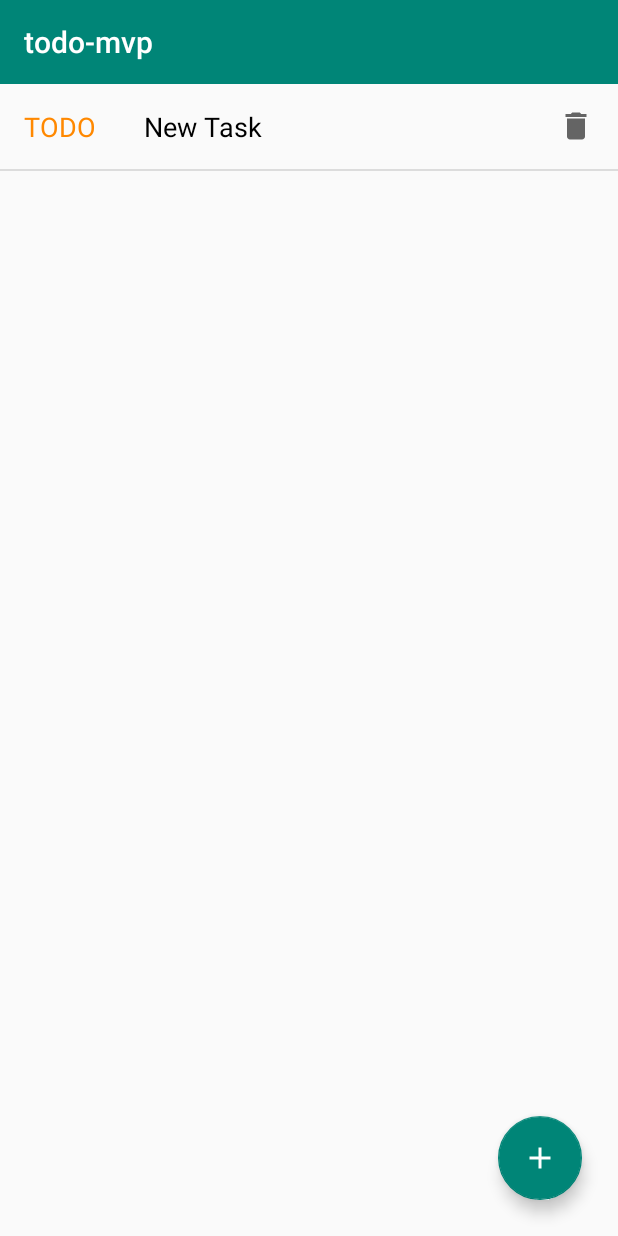
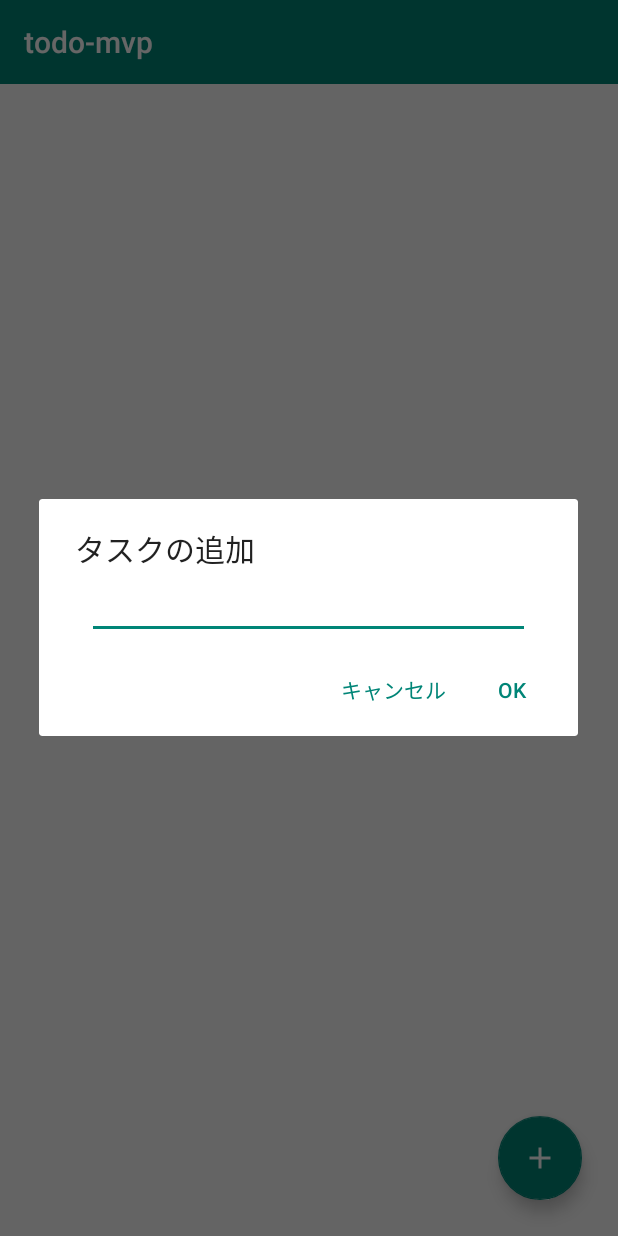
Before and after one commit to morikazuya/todo-MVP-android, an Android app: the screen it shows after launch (MainActivity), after a tap on an icon or button, on a phone screen of 412 x 824 dp. Run offline under Robolectric (Android 15) with nearby library versions, the phone set to English and light mode, and no system bars; our stand-ins replace Room's generated code, RxJava.

Commit message:
Modify task add and edit

```diff
--- a/app/src/main/java/com/km/app/todo_mvp/MainFragment.kt
+++ b/app/src/main/java/com/km/app/todo_mvp/MainFragment.kt
@@ -1,5 +1,6 @@
 package com.km.app.todo_mvp
 
+import android.app.AlertDialog
 import android.os.Bundle
 import androidx.fragment.app.Fragment
 import android.view.LayoutInflater
@@ -39,7 +40,23 @@ class MainFragment : Fragment(), TaskContract.View {
 
         val fab: View = view.findViewById(R.id.addTaskButton)
         fab.setOnClickListener {
-            presenter.insertTask("New Task")
+            val editText = EditText(context).apply {
+                layoutParams = LinearLayout.LayoutParams(LinearLayout.LayoutParams.MATCH_PARENT, LinearLayout.LayoutParams.WRAP_CONTENT)
+            }
+
+            val container = LinearLayout(context).apply {
+                setPadding(48, 0, 48, 0)
+                addView(editText)
+            }
+
+            AlertDialog.Builder(context)
+                .setTitle(getString(R.string.add_dialog_title))
+                .setView(container)
+                .setPositiveButton(getString(R.string.ok), { dialog, which ->
+                    presenter.insertTask(editText.text.toString())
+                })
+                .setNegativeButton(getString(R.string.cancel), null)
+                .show()
         }
     }
 
@@ -108,7 +125,26 @@ class MainFragment : Fragment(), TaskContract.View {
         }
 
         override fun onDescriptionClick(task: Task) {
-            presenter.updateTaskDescription(task, "Update Task")
+            val context = context?: return
+
+            val editText = EditText(context).apply {
+                layoutParams = LinearLayout.LayoutParams(LinearLayout.LayoutParams.MATCH_PARENT, LinearLayout.LayoutParams.WRAP_CONTENT)
+                setText(task.description)
+            }
+
+            val container = LinearLayout(context).apply {
+                setPadding(48, 0, 48, 0)
+                addView(editText)
+            }
+
+            AlertDialog.Builder(context)
+                .setTitle(getString(R.string.edit_dialog_title))
+                .setView(container)
+                .setPositiveButton(getString(R.string.ok), { dialog, which ->
+                    presenter.updateTaskDescription(task, editText.text.toString())
+                })
+                .setNegativeButton(getString(R.string.cancel), null)
+                .show()
         }
 
         override fun onDeleteClick(task: Task) {
--- a/app/src/main/res/values/strings.xml
+++ b/app/src/main/res/values/strings.xml
@@ -7,4 +7,8 @@
     <string name="doing">DOING</string>
     <string name="done">DONE</string>
     <string name="delete">削除</string>
+    <string name="add_dialog_title">タスクの追加</string>
+    <string name="edit_dialog_title">タスクの編集</string>
+    <string name="ok">OK</string>
+    <string name="cancel">キャンセル</string>
 </resources>
```
